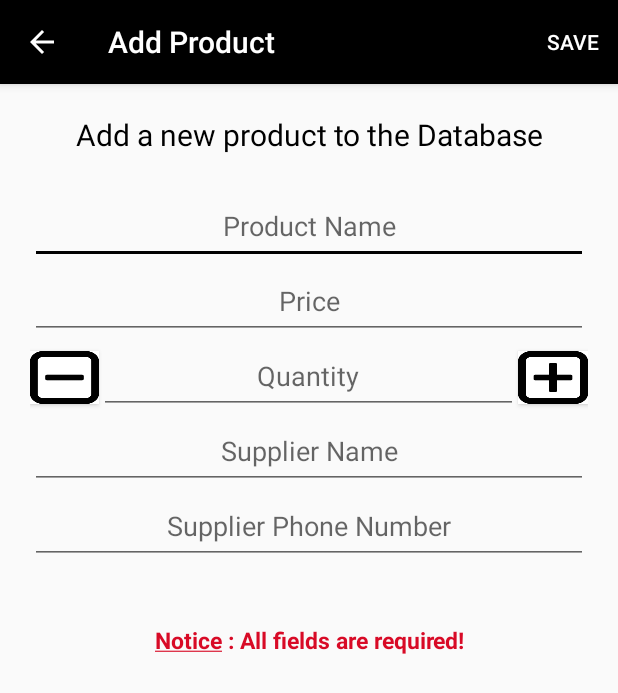
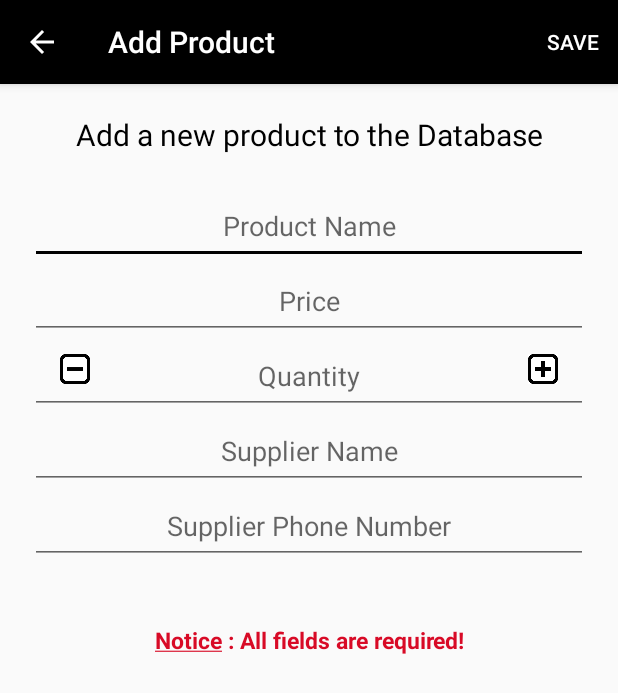
Before and after one commit to GeorgeIw/Inventory, an Android app: the screen it shows after launch (EditorActivity), after a tap on an icon or button, on a phone screen of 412 x 824 dp. Shown: the top 693 px of the screen. Run offline under Robolectric (Android 15) with nearby library versions, the phone set to English and light mode, and no system bars.

Commit message:
Added incement & decrement buttons in EditorActivity for quantity

```diff
--- a/app/src/main/java/com/example/android/inventory/EditorActivity.java
+++ b/app/src/main/java/com/example/android/inventory/EditorActivity.java
@@ -21,6 +21,7 @@ import android.view.MotionEvent;
 import android.view.View;
 import android.widget.Button;
 import android.widget.EditText;
+import android.widget.ImageButton;
 import android.widget.Toast;
 
 import com.example.android.inventory.data.ProductContract;
@@ -48,9 +49,9 @@ public class EditorActivity extends AppCompatActivity implements LoaderManager.L
     //flag to keep track weather the item has been modified
     private boolean pItemChanged = false;
     //minus button for quantity
-    private Button minusButton;
+    private ImageButton minusButton;
     //plus button for quantity
-    private Button plusButton;
+    private ImageButton plusButton;
 
 
     //onTouchListener that notifies when the view is altered
--- a/app/src/main/java/com/example/android/inventory/ProductCursorAdapter.java
+++ b/app/src/main/java/com/example/android/inventory/ProductCursorAdapter.java
@@ -9,13 +9,12 @@ import android.view.ViewGroup;
 import android.widget.AdapterView;
 import android.widget.Button;
 import android.widget.CursorAdapter;
+import android.widget.ListView;
 import android.widget.TextView;
 
 import com.example.android.inventory.data.ProductContract;
 
 public class ProductCursorAdapter extends CursorAdapter {
-
-    private static final int SALE_DECREASE_AMOUNT = 1;
 
     //constructor of the class
     public ProductCursorAdapter(Context context, Cursor cursor) {
@@ -33,41 +32,35 @@ public class ProductCursorAdapter extends CursorAdapter {
     @Override
     public void bindView(final View view, final Context context, final Cursor cursor) {
 
-
         //find the view with id:product_name and store it to productName variable
         TextView productName = view.findViewById(R.id.product_name);
         //find the view with id:product_price and store it to productPrice variable
         TextView productPrice = view.findViewById(R.id.product_price);
         //find the view with id:product_quantity and store it to productQuantity variable
         final TextView productQuantity = view.findViewById(R.id.product_quantity);
-        //find the Button with id:sale_button and store it to saleButton variable
+        //find the view with id:sale_button and store it to saleButton variable
         final Button saleButton = view.findViewById(R.id.sale_button);
-
 
         saleButton.setOnClickListener(new View.OnClickListener() {
             @Override
             public void onClick(View v) {
-                    //int productQuantityInv = cursor.getInt(productQuantityColumnIndex);
-                    //productQuantityInv = productQuantityInv - 1;
-                    // productQuantity.setText(Integer.toString(productQuantityInv));
-                    //int quantityColumnValue = cursor.getColumnIndex(ProductContract.ProductEntry.COLUMN_QUANTITY);
-                    //int quantityValue = cursor.getInt(quantityColumnValue) - SALE_DECREASE_AMOUNT;
-                    //productQuantity.setText(Integer.toString(quantityValue));
 
+                //ProductCursorAdapter adapter = new ProductCursorAdapter(context, null);
+                //for (int i = adapter.getItemId(position) ; i++)
+                //adapter.getItemId(position);
                 int zeroStoppingPoint = 0;
                 int columnIndex = cursor.getColumnIndex(ProductContract.ProductEntry._ID);
                 int quantityIndex = cursor.getColumnIndex(ProductContract.ProductEntry.COLUMN_QUANTITY);
                 String column = cursor.getString(columnIndex);
                 String quantity = cursor.getString(quantityIndex);
+
                     if (Integer.parseInt(quantity) > zeroStoppingPoint) {
                         MainActivity mainActivity = (MainActivity) context;
                         mainActivity.decreaseQuantityValueByOne(Integer.valueOf(column), Integer.valueOf(quantity));
                     }
-
             }
 
         });
-
 
 
         //find and store the column COLUMN_NAME of the database to productNameColumnIndex
--- a/app/src/main/res/layout/activity_editor.xml
+++ b/app/src/main/res/layout/activity_editor.xml
@@ -22,31 +22,41 @@
         android:hint="@string/product_price"
         style="@style/edit_text_price" />
 
-    <LinearLayout
+    <RelativeLayout
         android:layout_width="match_parent"
-        android:layout_height="wrap_content"
-        android:orientation="horizontal">
+        android:layout_height="wrap_content">
 
-        <Button
-            android:id="@+id/minus_button"
-            android:layout_weight="1"
-            android:layout_width="0dp"
-            android:layout_height="35dp"
-            android:background="@drawable/minus_button"/>
 
     <EditText
         android:id="@+id/edit_product_quantity"
         android:hint="@string/product_quantity"
         style="@style/edit_text_quantity" />
 
-        <Button
+        <ImageButton
+            android:id="@+id/minus_button"
+            android:layout_width="20dp"
+            android:layout_height="20dp"
+            android:layout_alignParentLeft="true"
+            android:adjustViewBounds="true"
+            android:background="@drawable/minus_button"
+            android:layout_marginTop="10dp"
+            android:layout_marginLeft="20dp"
+            android:focusable="false"
+            android:focusableInTouchMode="false"/>
+
+        <ImageButton
             android:id="@+id/plus_button"
-            android:layout_weight="1"
-            android:layout_width="0dp"
-            android:layout_height="35dp"
-            android:background="@drawable/plus_button"/>
+            android:layout_width="20dp"
+            android:layout_height="20dp"
+            android:layout_alignParentRight="true"
+            android:background="@drawable/plus_button"
+            android:adjustViewBounds="true"
+            android:layout_marginTop="10dp"
+            android:layout_marginRight="20dp"
+            android:focusable="true"
+            android:focusableInTouchMode="true"/>
 
-    </LinearLayout>
+    </RelativeLayout>
 
     <EditText
         android:id="@+id/edit_product_supplier_name"
--- a/app/src/main/res/values/styles.xml
+++ b/app/src/main/res/values/styles.xml
@@ -31,8 +31,7 @@
     </style>
 
     <style name="edit_text_quantity">
-        <item name="android:layout_weight">6</item>
-        <item name="android:layout_width">0dp</item>
+        <item name="android:layout_width">match_parent</item>
         <item name="android:layout_height">50dp</item>
         <item name="android:textAlignment">center</item>
         <item name="android:inputType">number</item>
```
Lines whose indentation alone changed are shown as unchanged.
